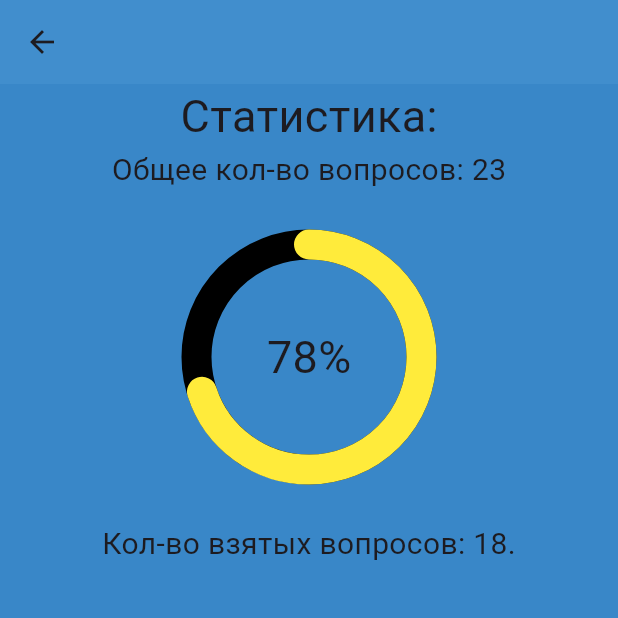
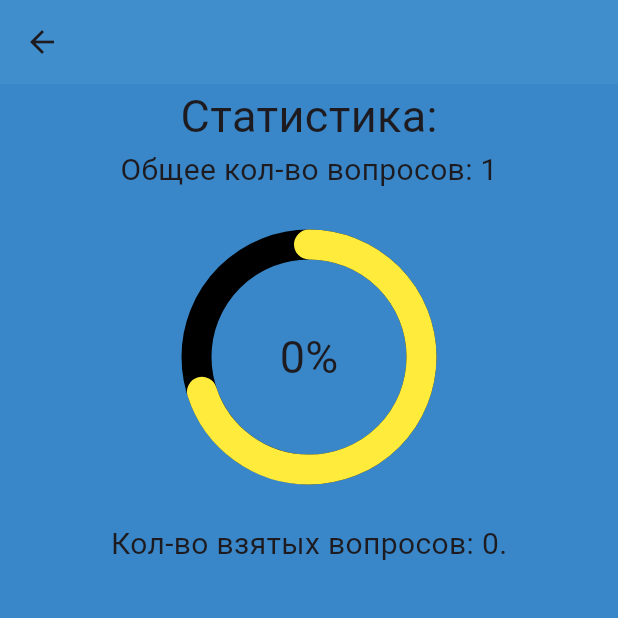
Before and after one commit to nktfmnko/cgkTraining, a Flutter app: the stat screen opened by its route, on a phone screen of 412 x 824 dp, the top half of it. Run offline on Flutter 3.47's test engine with Material 3 defaults, Android fonts, the phone set to English and light mode, and no system bars; drawn by our look-alikes of percent_indicator; our stand-ins replace email_validator, supabase_flutter; accounts and stored records are empty.

Commit message:
Связывание экрана тренировки и статистики

```diff
--- a/lib/qa.dart
+++ b/lib/qa.dart
@@ -45,11 +45,12 @@ class Training extends StatefulWidget {
   State<Training> createState() => _TrainingState();
 }
 
+final answered = <int>[];
+final moved = <int>{};
+
 class _TrainingState extends State<Training> {
   final qaState = ValueNotifier<UnionState<List<QA>>>(UnionState$Loading());
-  final answered = <int>[];
   int questionIndex = 0;
-  final moved = <int>{};
 
   //чтение данных из бд
   Future<List<QA>> readData() async {
--- a/lib/statistics.dart
+++ b/lib/statistics.dart
@@ -1,14 +1,14 @@
+import 'package:cgk/qa.dart';
 import 'package:flutter/material.dart';
 import 'package:percent_indicator/percent_indicator.dart';
-
-var alq = 23; //Общее кол-во вопросов
-var vzq = 18; //Кол-во взятых вопросов
 
 class stat extends StatelessWidget {
   const stat({super.key});
 
   @override
   Widget build(BuildContext context) {
+    var alq = moved.length + 1; //Общее кол-во вопросов
+    var vzq = answered.length; //Кол-во взятых вопросов
     return Scaffold(
       backgroundColor: const Color(0xff3987c8),
       appBar: AppBar(
```
Also changed, not shown: lib/gender_icons.dart (deleted, +0 -25 lines).
